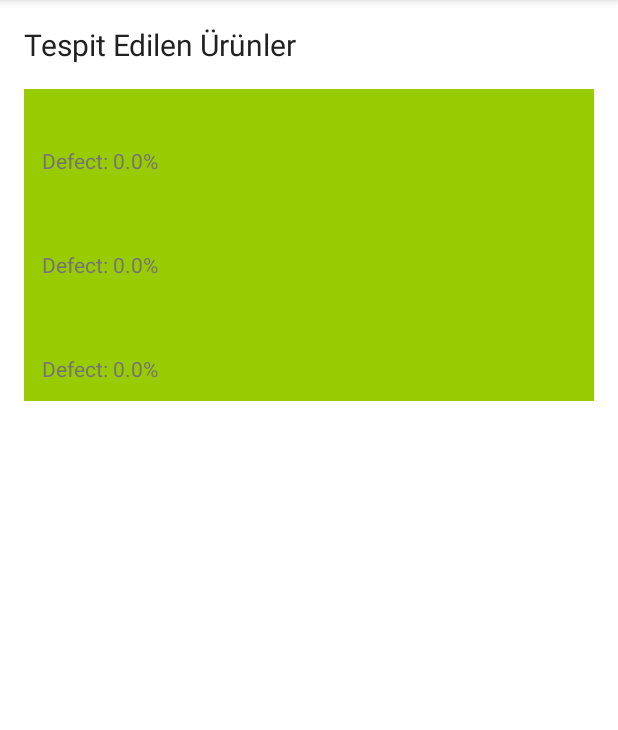
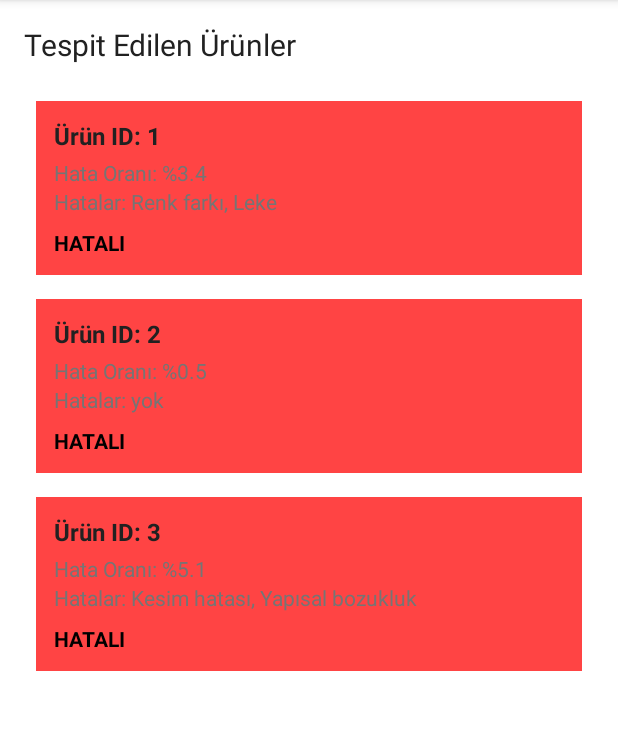
Before and after one commit to selmangumussoy/product-quality-control-app, an Android app: the ResultDisplayActivity screen opened directly, with no data from a screen before it, on a phone screen of 412 x 824 dp, the part 84-814 px from its top. Run offline under Robolectric (Android 15) with nearby library versions, the phone set to English and light mode, and no system bars.

Commit message:
raporlama düzenlendi

```diff
--- a/app/src/main/java/com/selman/hechaton/ResultDisplayActivity.java
+++ b/app/src/main/java/com/selman/hechaton/ResultDisplayActivity.java
@@ -5,8 +5,6 @@ import android.widget.Toast;
 import androidx.appcompat.app.AppCompatActivity;
 import androidx.recyclerview.widget.LinearLayoutManager;
 import androidx.recyclerview.widget.RecyclerView;
-
-
 import com.selman.hechaton.adapter.ProductAdapter;
 import com.selman.hechaton.models.Product;
 
@@ -14,6 +12,7 @@ import java.util.ArrayList;
 import java.util.List;
 
 public class ResultDisplayActivity extends AppCompatActivity {
+
     RecyclerView rvProductList;
     List<Product> productList = new ArrayList<>();
     ProductAdapter adapter;
@@ -26,10 +25,10 @@ public class ResultDisplayActivity extends AppCompatActivity {
         rvProductList = findViewById(R.id.rvProductList);
         rvProductList.setLayoutManager(new LinearLayoutManager(this));
 
-        // Geçici veriler (sunucu yerine)
-        productList.add(new Product(1, new String[]{"leke"}, 3.4));
-        productList.add(new Product(2, new String[]{}, 0.5));
-        productList.add(new Product(3, new String[]{"kesim hatası"}, 5.1));
+        // Örnek veriler
+        productList.add(new Product("1", 3.4, true, true, false, false));
+        productList.add(new Product("2", 0.5, false, false, false, false));
+        productList.add(new Product("3", 5.1, false, false, true, true));
 
         adapter = new ProductAdapter(this, productList, ThresholdInputActivity.userThreshold);
         rvProductList.setAdapter(adapter);
--- a/app/src/main/java/com/selman/hechaton/adapter/ProductAdapter.java
+++ b/app/src/main/java/com/selman/hechaton/adapter/ProductAdapter.java
@@ -35,11 +35,29 @@ public class ProductAdapter extends RecyclerView.Adapter<ProductAdapter.ViewHold
     @Override
     public void onBindViewHolder(@NonNull ViewHolder holder, int position) {
         Product product = productList.get(position);
-        holder.id.setText(product.id);
-        holder.defectRate.setText("Defect: " + product.defect_rate + "%");
 
-        int color = product.defect_rate > threshold ? android.R.color.holo_red_light : android.R.color.holo_green_light;
-        holder.itemView.setBackgroundColor(context.getResources().getColor(color));
+        holder.id.setText("Ürün ID: " + product.id);
+        holder.defectRate.setText("Hata Oranı: %" + product.defect_rate);
+
+        // Hata detaylarını metinleştir
+        StringBuilder defects = new StringBuilder();
+        if (product.color_defect) defects.append("Renk farkı, ");
+        if (product.stain_present) defects.append("Leke, ");
+        if (product.cut_defect) defects.append("Kesim hatası, ");
+        if (product.structural_issue) defects.append("Yapısal bozukluk, ");
+
+        String defectsText = defects.length() > 0
+                ? "Hatalar: " + defects.substring(0, defects.length() - 2)  // sondaki virgülü sil
+                : "Hatalar: yok";
+        holder.defects.setText(defectsText);
+
+        // Durum renklendirme
+        boolean isDefective = product.defect_rate > threshold;
+        int bgColor = context.getResources().getColor(
+                isDefective ? android.R.color.holo_red_light : android.R.color.holo_green_light
+        );
+        holder.status.setText(isDefective ? "HATALI" : "HATASIZ");
+        holder.itemView.setBackgroundColor(bgColor);
     }
 
     @Override
@@ -48,11 +66,14 @@ public class ProductAdapter extends RecyclerView.Adapter<ProductAdapter.ViewHold
     }
 
     public static class ViewHolder extends RecyclerView.ViewHolder {
-        TextView id, defectRate;
+        TextView id, defectRate, defects, status;
+
         public ViewHolder(View itemView) {
             super(itemView);
             id = itemView.findViewById(R.id.product_id);
             defectRate = itemView.findViewById(R.id.product_defect);
+            defects = itemView.findViewById(R.id.product_defects);
+            status = itemView.findViewById(R.id.product_status);
         }
     }
 }
--- a/app/src/main/java/com/selman/hechaton/models/Product.java
+++ b/app/src/main/java/com/selman/hechaton/models/Product.java
@@ -10,4 +10,14 @@ public class Product {
 
     public Product(int i, String[] strings, double v) {
     }
+
+    public Product(String id, double defect_rate, boolean color_defect, boolean stain_present, boolean cut_defect, boolean structural_issue) {
+        this.id = id;
+        this.defect_rate = defect_rate;
+        this.color_defect = color_defect;
+        this.stain_present = stain_present;
+        this.cut_defect = cut_defect;
+        this.structural_issue = structural_issue;
+    }
+
 }
--- a/app/src/main/java/com/selman/hechaton/utils/Constants.java
+++ b/app/src/main/java/com/selman/hechaton/utils/Constants.java
@@ -1,5 +1,8 @@
 package com.selman.hechaton.utils;
 
 public class Constants {
+
+    public static double threshold = 2.0;  // varsayılan eşik
+
     public static final String BASE_URL = "https://your-api-url.com/";
 }
--- /dev/null
+++ b/app/src/main/res/drawable/product_item_background.xml
@@ -0,0 +1,8 @@
+<?xml version="1.0" encoding="utf-8"?>
+<shape xmlns:android="http://schemas.android.com/apk/res/android"
+    android:shape="rectangle">
+    <solid android:color="#FFFFFF"/>
+    <corners android:radius="8dp"/>
+    <padding android:left="8dp" android:top="8dp" android:right="8dp" android:bottom="8dp"/>
+    <stroke android:width="1dp" android:color="#DDDDDD"/>
+</shape>
--- a/app/src/main/res/layout/item_product.xml
+++ b/app/src/main/res/layout/item_product.xml
@@ -4,7 +4,8 @@
     android:layout_height="wrap_content"
     android:orientation="vertical"
     android:padding="12dp"
-    android:background="@color/background">
+    android:layout_margin="8dp"
+    android:background="@drawable/product_item_background">
 
     <TextView
         android:id="@+id/product_id"
@@ -23,4 +24,22 @@
         android:textSize="14sp"
         android:layout_marginTop="4dp"
         android:textColor="@color/text_secondary" />
+
+    <TextView
+        android:id="@+id/product_defects"
+        android:layout_width="wrap_content"
+        android:layout_height="wrap_content"
+        android:text="Hatalar: -"
+        android:textSize="14sp"
+        android:textColor="@color/text_secondary" />
+
+    <TextView
+        android:id="@+id/product_status"
+        android:layout_width="wrap_content"
+        android:layout_height="wrap_content"
+        android:text="Durum"
+        android:textSize="14sp"
+        android:textStyle="bold"
+        android:textColor="@android:color/black"
+        android:layout_marginTop="8dp" />
 </LinearLayout>
```
